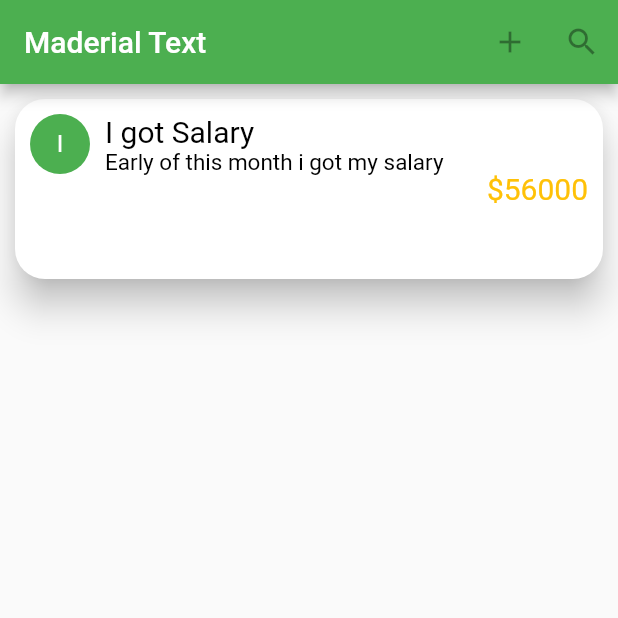
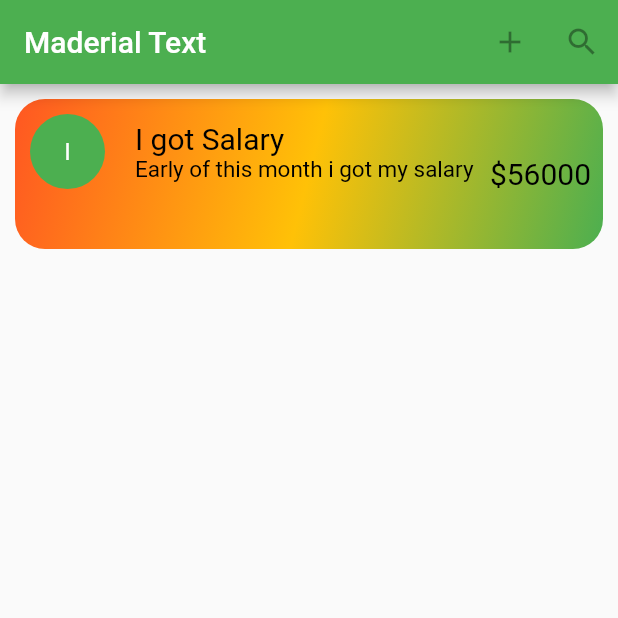
Before and after one commit to Yazdani1/Flutter_UI, a Flutter app: the screen it shows after launch, on a phone screen of 412 x 824 dp, the top half of it. Run offline on Flutter 3.47's test engine with Material 2 defaults, Android fonts, the phone set to English and light mode, and no system bars.

```diff
--- a/lib/Home.dart
+++ b/lib/Home.dart
@@ -35,7 +35,8 @@ class _HomeState extends State<Home> {
             child: Column(
               children: <Widget>[
 
-                dataitem(context, "I got Salary", "Early of this month i got my salary", "56000")
+                dataitem(context, "I got Salary",
+                    "Early of this month i got my salary", "56000")
 
               ],
             ),
@@ -50,17 +51,25 @@ class _HomeState extends State<Home> {
     );
   }
 
-  Widget dataitem(BuildContext context, String name,String des, String amount){
-    return Card(
-      elevation: 10.0,
-      margin: EdgeInsets.all(10.0),
-      shape: RoundedRectangleBorder(
-
-        borderRadius: BorderRadius.circular(20.0)
-      ),
-      child: Container(
+  Widget dataitem(BuildContext context, String name, String des,
+      String amount) {
+    return Container(
       height: 100.0,
       margin: EdgeInsets.all(10.0),
+
+      decoration: BoxDecoration(
+        borderRadius: BorderRadius.circular(20.0),
+          gradient: LinearGradient(
+              begin: Alignment.bottomRight,
+              end: Alignment.topLeft,
+            colors: [
+              Colors.green,
+              Colors.amber,
+              Colors.deepOrange
+            ]
+          )
+      ),
+
       child: Row(
         crossAxisAlignment: CrossAxisAlignment.center,
         mainAxisAlignment: MainAxisAlignment.spaceBetween,
@@ -72,15 +81,20 @@ class _HomeState extends State<Home> {
               crossAxisAlignment: CrossAxisAlignment.start,
               children: <Widget>[
 
-                  CircleAvatar(
+                Container(
+                  margin: EdgeInsets.all(10.0),
+                  child: CircleAvatar(
+                    maxRadius: 25,
                     child: Text(name[0]),
                     backgroundColor: Colors.green,
                     foregroundColor: Colors.white,
+                  ),
                 ),
 
                 SizedBox(width: 10.0,),
 
                 Container(
+                  margin: EdgeInsets.only(top: 15.0),
                   child: Column(
                     crossAxisAlignment: CrossAxisAlignment.start,
                     children: <Widget>[
@@ -107,30 +121,28 @@ class _HomeState extends State<Home> {
                 ),
 
 
-
-
               ],
             ),
           ),
 
           Container(
-              child: Text("\$"+amount,
+            child: Padding(
+              padding: const EdgeInsets.all(8.0),
+              child: Text("\$" + amount,
                 style: TextStyle(
 
                     fontSize: 20.0,
-                color: Colors.amber
+                    color: Colors.black
 
+                ),
               ),
             ),
           )
 
 
-
-
         ],
       ),
 
-      ),
     );
   }
 
```
Lines whose indentation alone changed are shown as unchanged.
